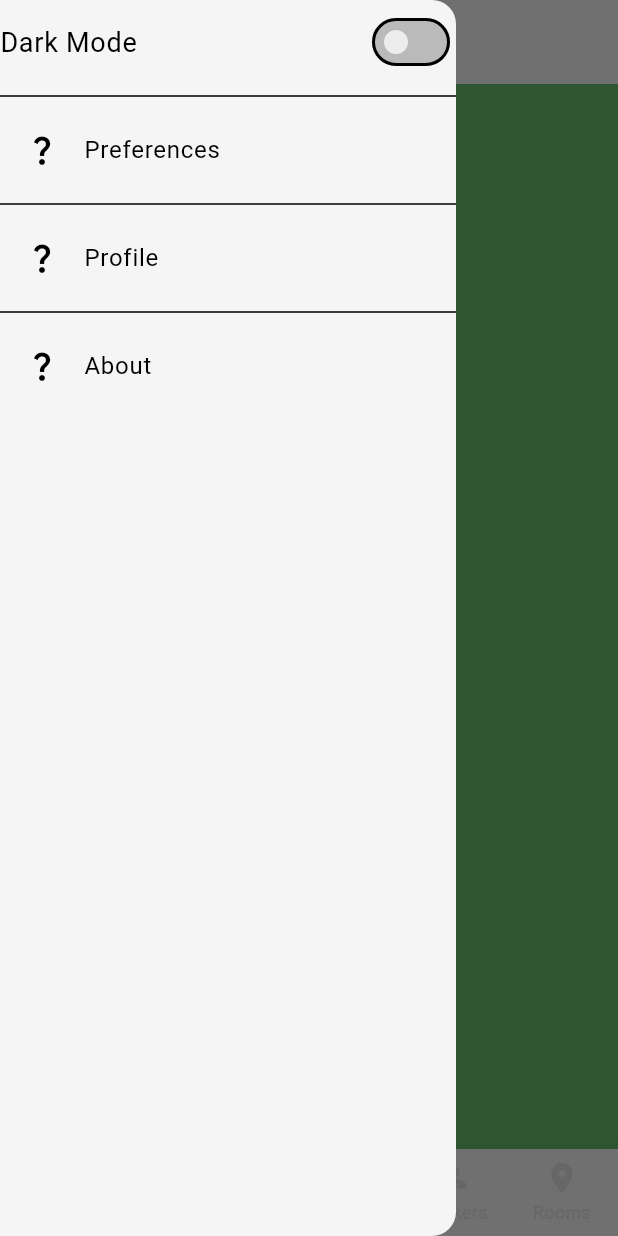
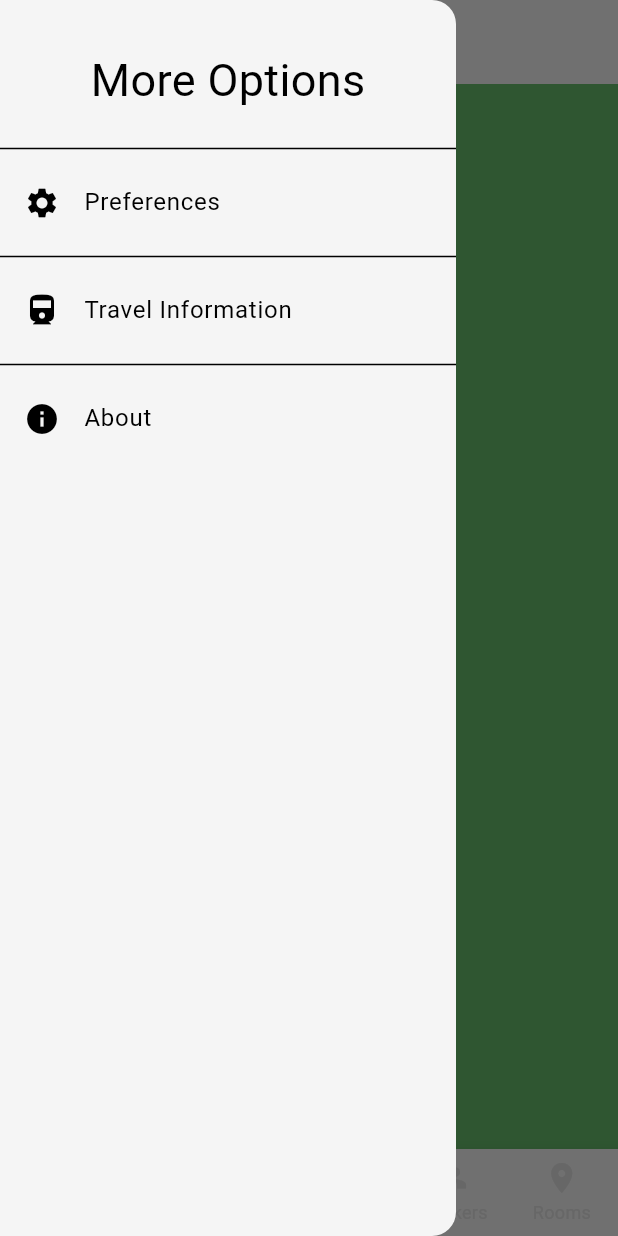
Before and after one commit to ICCM-EU/iccm_eu_app, a Flutter app: the screen it shows after launch, with the side drawer open, on a phone screen of 412 x 824 dp. Run offline on Flutter 3.47's test engine with Material 3 defaults, Android fonts, the phone set to English and light mode, and no system bars; our stand-ins replace shared_preferences.

Commit message:
Add a central definition for a page title formatting.

```diff
--- /dev/null
+++ b/lib/components/page_title.dart
@@ -0,0 +1,23 @@
+import 'package:flutter/material.dart';
+
+class PageTitle extends StatelessWidget {
+  final String title;
+
+  const PageTitle({
+    super.key,
+    required this.title,
+  });
+
+  @override
+  Widget build(BuildContext context) {
+    return Center(
+      child:Padding(
+        padding: const EdgeInsets.all(16.0),
+        child: Center(
+          child: Text(title,
+            style: const TextStyle(fontSize: 30)),
+        )
+      )
+    );
+  }
+}
--- /dev/null
+++ b/lib/controls/menu_drawer.dart
@@ -0,0 +1,55 @@
+import 'package:flutter/material.dart';
+import 'package:iccm_eu_app/components/page_title.dart';
+
+class MenuDrawer extends StatelessWidget {
+  final Function(int) setPageIndex;
+
+  const MenuDrawer({
+    super.key,
+    required this.setPageIndex,
+  });
+
+  @override
+  Widget build(BuildContext context) {
+    //final PrefsProvider prefsProvider = Provider.of<PrefsProvider>(context);
+    return Drawer(
+        child: ListView(
+          padding: const EdgeInsets.symmetric(vertical: 16),
+          children: [
+            const PageTitle(title: "More Options"),
+            const Divider(),
+            ListTile(
+              leading: const Icon(Icons.settings),
+              title: const Text("Preferences"),
+              onTap: () {
+                Scaffold.of(context).closeDrawer();
+                setPageIndex(5);
+              },
+            ),
+            const Divider(),
+            ListTile(
+              leading: const Icon(Icons.directions_train),
+              title: const Text("Travel Information"),
+              onTap: () {
+                Scaffold.of(context).closeDrawer();
+                setPageIndex(6);
+              },
+            ),
+            const Divider(),
+            ListTile(
+              leading: const Icon(Icons.info),
+              title: const Text("About"),
+              //onTap: () => AboutDialog(
+              //  applicationName: Text("ICCM Europe App"),
+              //  applicationVersion: Text("2025"),
+              //  applicationLegalese: Text("Made by participants."),
+              // ),
+              onTap: () {
+                Scaffold.of(context).closeDrawer();
+                setPageIndex(7);
+              },            ),
+          ],
+        )
+    );
+  }
+}
--- a/lib/controls/settings_drawer.dart
+++ /dev/null
@@ -1,50 +0,0 @@
-import 'package:flutter/material.dart';
-import 'package:iccm_eu_app/components/toggle_is_dark_mode.dart';
-
-class SettingsDrawer extends StatelessWidget {
-  final Function(int) setPageIndex;
-
-  const SettingsDrawer({
-    super.key,
-    required this.setPageIndex,
-  });
-
-  @override
-  Widget build(BuildContext context) {
-    //final PrefsProvider prefsProvider = Provider.of<PrefsProvider>(context);
-    return Drawer(
-        child: ListView(
-          padding: EdgeInsets.zero,
-          children: [
-            ToggleIsDarkModeListTile(context: context),
-            const Divider(),
-            ListTile(
-              leading: Icon(Icons.question_mark),
-              title: Text("Preferences"),
-              onTap: ()  {
-                //Navigator.pop(context);
-                Scaffold.of(context).closeDrawer();
-                setPageIndex(5);
-              },
-            ),
-            const Divider(),
-            const ListTile(
-              leading: Icon(Icons.question_mark),
-              title: Text("Profile"),
-              //onTap: () => print("Tapped"),
-            ),
-            const Divider(),
-            const ListTile(
-              leading: Icon(Icons.question_mark),
-              title: Text("About"),
-              //onTap: () => AboutDialog(
-              //  applicationName: Text("ICCM Europe App"),
-              //  applicationVersion: Text("2025"),
-              //  applicationLegalese: Text("Made by participants."),
-              // ),
-            ),
-          ],
-        )
-    );
-  }
-}
--- a/lib/pages/base_page.dart
+++ b/lib/pages/base_page.dart
@@ -1,14 +1,16 @@
 import 'package:flutter/material.dart';
+import 'package:iccm_eu_app/pages/about_page.dart';
 import 'package:iccm_eu_app/pages/home_page.dart';
 import 'package:iccm_eu_app/pages/preferences_page.dart';
 import 'package:iccm_eu_app/pages/rooms_page.dart';
 import 'package:iccm_eu_app/pages/schedule_page.dart';
 import 'package:iccm_eu_app/pages/speakers_page.dart';
 import 'package:iccm_eu_app/pages/tracks_page.dart';
+import 'package:iccm_eu_app/pages/travel_information_page.dart';
 import "package:provider/provider.dart" show Provider;
 
 import 'package:iccm_eu_app/theme/theme_provider.dart';
-import 'package:iccm_eu_app/controls/settings_drawer.dart';
+import 'package:iccm_eu_app/controls/menu_drawer.dart';
 
 
 class BasePage extends StatefulWidget {
@@ -42,6 +44,8 @@ class _BasePageState extends State<BasePage> {
     SpeakersPage(), // 3
     RoomsPage(), // 4
     PreferencesPage(), // 5
+    TravelInformationPage(), // 6
+    AboutPage(), // 7
   ];
 
   void _setCurrentIndex(int index) {
@@ -70,7 +74,7 @@ class _BasePageState extends State<BasePage> {
       debugShowCheckedModeBanner: false,
       theme: Provider.of<ThemeProvider>(context).themeData,
       home: Scaffold(
-        drawer: SettingsDrawer(setPageIndex: _setCurrentIndex),
+        drawer: MenuDrawer(setPageIndex: _setCurrentIndex),
         backgroundColor: Colors.green[400]!,
         appBar: AppBar(
           automaticallyImplyLeading: false,
@@ -85,7 +89,7 @@ class _BasePageState extends State<BasePage> {
             children: [
               Builder(
                 builder: (context) => IconButton(
-                  icon: const Icon(Icons.settings),
+                  icon: const Icon(Icons.menu),
                   onPressed: () => Scaffold.of(context).openDrawer(),
                 ),
               ),
--- a/lib/pages/home_page.dart
+++ b/lib/pages/home_page.dart
@@ -1,12 +1,16 @@
 import 'package:flutter/material.dart';
+import 'package:iccm_eu_app/components/page_title.dart';
 
 class HomePage extends StatelessWidget {
   const HomePage({super.key});
 
   @override
   Widget build(BuildContext context) {
-    return const Center(
-        child: Text('Home Page', style: TextStyle(fontSize: 30)),
+    return  ListView(
+      padding: const EdgeInsets.symmetric(horizontal: 16.0),
+      children: const <Widget>[
+        PageTitle(title: 'Home'),
+      ]
     );
   }
 }
```
Also changed, not shown: lib/pages/about_page.dart (added, +12 -0 lines), lib/pages/preferences_page.dart (+8 -9 lines), lib/pages/room_details_page.dart (+6 -2 lines), lib/pages/rooms_page.dart (+6 -2 lines), lib/pages/schedule_entry_page.dart (+6 -2 lines), lib/pages/schedule_page.dart (+6 -2 lines), lib/pages/speaker_details_page.dart (+6 -2 lines), lib/pages/speakers_page.dart (+6 -2 lines), lib/pages/track_details_page.dart (+6 -2 lines), lib/pages/tracks_page.dart (+6 -2 lines), lib/pages/travel_information_page.dart (added, +12 -0 lines).
